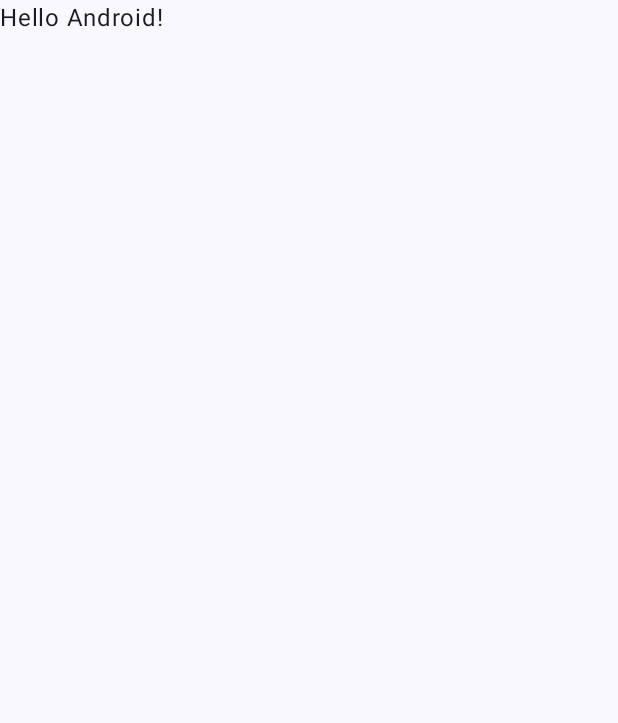
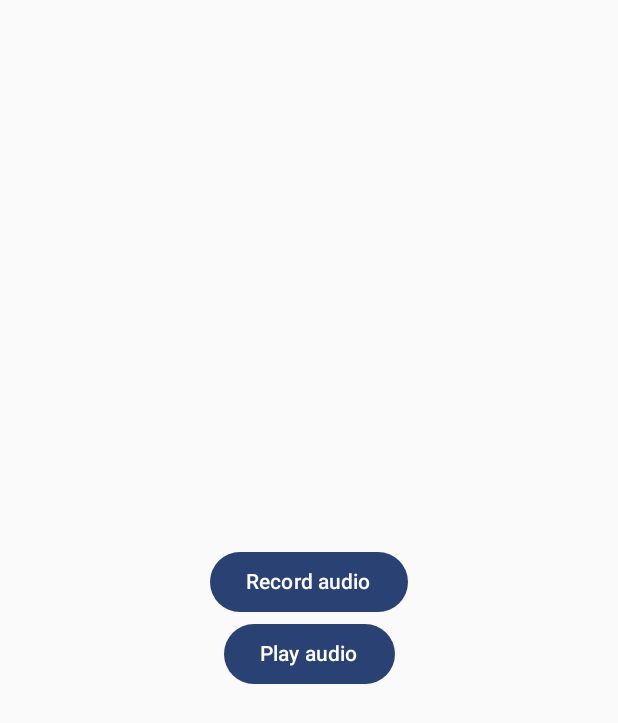
Before and after one commit to SightSync/frontend, an Android app built with Jetpack Compose: the screen it shows after launch (MainActivity), on a phone screen of 412 x 824 dp. Before the commit the part shown is almost empty. Shown: the top 723 px of the screen. Run offline under Robolectric (Android 15) with nearby library versions, the phone set to English and light mode, and no system bars.

Commit message:
feat: add basic audio usage sample

```diff
--- a/app/src/main/AndroidManifest.xml
+++ b/app/src/main/AndroidManifest.xml
@@ -1,6 +1,8 @@
 <?xml version="1.0" encoding="utf-8"?>
 <manifest xmlns:android="http://schemas.android.com/apk/res/android"
     xmlns:tools="http://schemas.android.com/tools">
+
+    <uses-permission android:name="android.permission.RECORD_AUDIO" />
 
     <application
         android:allowBackup="true"
--- a/app/src/main/java/com/example/sightsync/MainActivity.kt
+++ b/app/src/main/java/com/example/sightsync/MainActivity.kt
@@ -3,41 +3,92 @@ package com.example.sightsync
 import android.os.Bundle
 import androidx.activity.ComponentActivity
 import androidx.activity.compose.setContent
+import androidx.compose.foundation.interaction.MutableInteractionSource
+import androidx.compose.foundation.interaction.collectIsPressedAsState
+import androidx.compose.foundation.layout.Arrangement
+import androidx.compose.foundation.layout.Column
 import androidx.compose.foundation.layout.fillMaxSize
-import androidx.compose.material3.MaterialTheme
-import androidx.compose.material3.Surface
+import androidx.compose.material3.Button
 import androidx.compose.material3.Text
-import androidx.compose.runtime.Composable
+import androidx.compose.runtime.DisposableEffect
+import androidx.compose.runtime.getValue
+import androidx.compose.runtime.mutableStateOf
+import androidx.compose.runtime.remember
+import androidx.compose.runtime.setValue
+import androidx.compose.ui.Alignment
 import androidx.compose.ui.Modifier
-import androidx.compose.ui.tooling.preview.Preview
+import androidx.core.app.ActivityCompat
+import com.example.sightsync.playback.AndroidAudioPlayer
+import com.example.sightsync.recorder.AndroidAudioRecorder
 import com.example.sightsync.ui.theme.SightsyncTheme
+import java.io.File
 
 class MainActivity : ComponentActivity() {
+    private val recorder by lazy {
+        AndroidAudioRecorder(applicationContext)
+    }
+    private val player by lazy {
+        AndroidAudioPlayer(applicationContext)
+    }
+    private var audioFile: File? = null
     override fun onCreate(savedInstanceState: Bundle?) {
         super.onCreate(savedInstanceState)
+        ActivityCompat.requestPermissions(
+            this, arrayOf(
+                android.Manifest.permission.RECORD_AUDIO,
+            ), 0
+        )
         setContent {
             SightsyncTheme {
-                // A surface container using the 'background' color from the theme
-                Surface(modifier = Modifier.fillMaxSize(), color = MaterialTheme.colorScheme.background) {
-                    Greeting("Android")
+                Column(
+                    modifier = Modifier.fillMaxSize(),
+                    verticalArrangement = Arrangement.Center,
+                    horizontalAlignment = Alignment.CenterHorizontally,
+                ) {
+                    val recordInteractionSource = remember { MutableInteractionSource() }
+                    val isRecordPressed by recordInteractionSource.collectIsPressedAsState()
+                    val playInteractionSource = remember { MutableInteractionSource() }
+                    val isPlayPressed by playInteractionSource.collectIsPressedAsState()
+
+                    var recordText by remember { mutableStateOf("Record audio") }
+                    var playText by remember { mutableStateOf("Play audio") }
+                    if (isRecordPressed) {
+                        // Pressed
+                        recordText = "Recording..."
+                        File(cacheDir, "audio.mp3").also {
+                            recorder.start(it)
+                            audioFile = it
+                        }
+
+                        DisposableEffect(Unit) {
+                            onDispose {
+                                // Released
+                                recorder.stop()
+                                recordText = "Record audio"
+                            }
+                        }
+                    }
+                    if (isPlayPressed) {
+                        // Pressed
+                        playText = "Playing..."
+                        player.playFile(audioFile ?: return@Column)
+
+                        DisposableEffect(Unit) {
+                            onDispose {
+                                // Released
+                                player.stop()
+                                playText = "Play audio"
+                            }
+                        }
+                    }
+                    Button(onClick = {}, interactionSource = recordInteractionSource) {
+                        Text(text = recordText)
+                    }
+                    Button(onClick = {}, interactionSource = playInteractionSource) {
+                        Text(text = playText)
+                    }
                 }
             }
         }
     }
 }
-
-@Composable
-fun Greeting(name: String, modifier: Modifier = Modifier) {
-    Text(
-            text = "Hello $name!",
-            modifier = modifier
-    )
-}
-
-@Preview(showBackground = true)
-@Composable
-fun GreetingPreview() {
-    SightsyncTheme {
-        Greeting("Android")
-    }
-}
```
Also changed, not shown: app/src/main/java/com/example/sightsync/playback/AndroidAudioPlayer.kt (added, +24 -0 lines), app/src/main/java/com/example/sightsync/playback/AudioPlayer.kt (added, +8 -0 lines), app/src/main/java/com/example/sightsync/recorder/AndroidAudioRecorder.kt (added, +39 -0 lines), app/src/main/java/com/example/sightsync/recorder/AudioRecorder.kt (added, +8 -0 lines).
